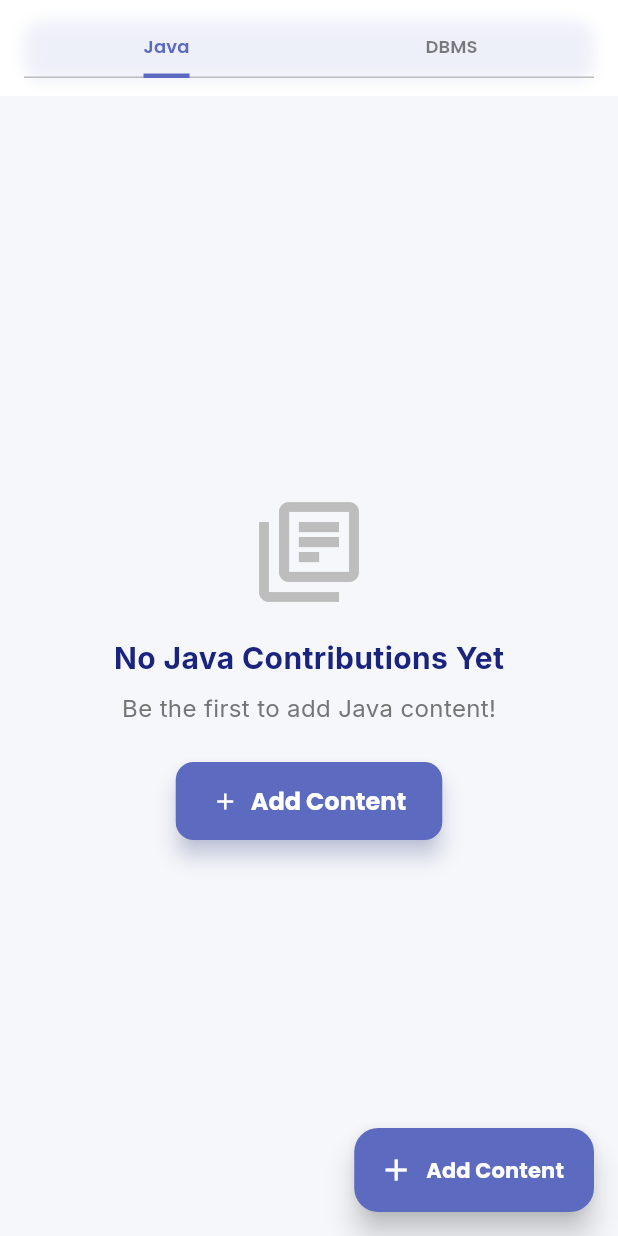
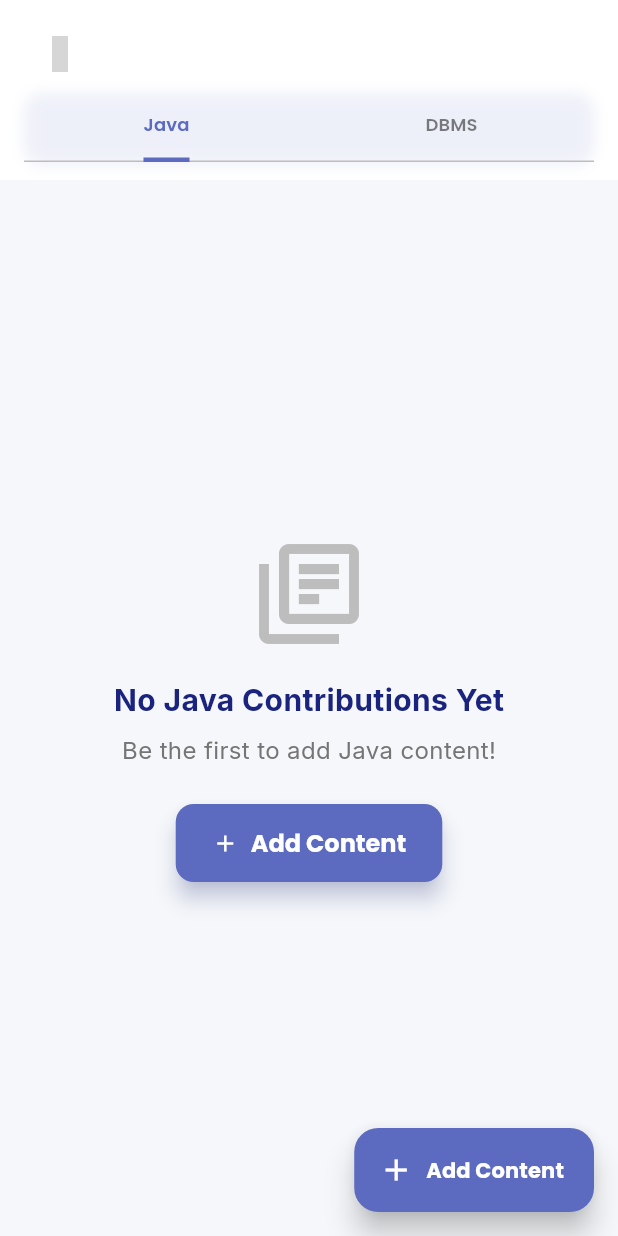
Before and after one commit to sathvik7137/learnease-community-platform, a Flutter app: the CommunityContributionsScreen screen opened directly, on a phone screen of 412 x 824 dp. Run offline on Flutter 3.47's test engine with Material 3 defaults, Android fonts, the light colour scheme and no system bars; our stand-ins replace file_picker, flutter_dotenv, flutter_markdown, google_fonts, google_sign_in, shared_preferences; accounts and stored records are empty; network calls fail; statements that could not run were skipped; grey boxes are pictures that could not be loaded.

Commit message:
Show checkboxes on left side without needing long-press IMPROVEMENTS: ✅ Added checkbox icon button to AppBar for enabling selection mode ✅ Checkboxes are always visible on left side when selection mode is ON ✅ No long-press needed - just click the checkbox icon to start selecting ✅ Simplified tap behavior - tap anywhere to toggle selection in selection mode ✅ AppBar shows checkbox icon to enable selection mode ✅ Increased AppBar height to accommodate selection toggle button USER WORKFLOW: 1. Click checkbox icon in AppBar to enable selection mode 2. Checkboxes appear on left side of each contribution 3. Tap anywhere on card or checkbox to toggle selection 4. Tap 'Select All' to select all contributions 5. Click delete icon to delete selected items 6. Click close (X) to exit selection mode VISUAL FEEDBACK: - Checkbox icon in AppBar (outline when disabled, filled when enabled) - Checkboxes visible on left side of each card in selection mode - Green highlight shows selected items - AppBar changes to show selection controls - Red delete FAB during selection mode RESULT: Easy multi-select without requiring long-press gesture

```diff
--- a/lib/screens/community_contributions_screen.dart
+++ b/lib/screens/community_contributions_screen.dart
@@ -326,11 +326,28 @@ class _CommunityContributionsScreenState extends State<CommunityContributionsScr
               ],
             )
           : PreferredSize(
-              preferredSize: const Size.fromHeight(64),
+              preferredSize: const Size.fromHeight(120),
               child: Container(
                 color: isDark ? const Color(0xFF121212) : Colors.white,
                 padding: const EdgeInsets.symmetric(horizontal: 16.0, vertical: 12.0),
-                child: Align(
+                child: Column(
+                  mainAxisSize: MainAxisSize.min,
+                  children: [
+                    // Selection mode toggle
+                    Align(
+                      alignment: Alignment.centerLeft,
+                      child: IconButton(
+                        icon: const Icon(Icons.checkbox_outline),
+                        onPressed: () {
+                          setState(() => _selectionMode = true);
+                        },
+                        tooltip: 'Enable selection mode',
+                        constraints: const BoxConstraints.tightFor(width: 48, height: 48),
+                        padding: EdgeInsets.zero,
+                      ),
+                    ),
+                    // Tab bar
+                    Align(
                       alignment: Alignment.bottomCenter,
                       child: Container(
                         decoration: BoxDecoration(
@@ -360,6 +377,8 @@ class _CommunityContributionsScreenState extends State<CommunityContributionsScr
                           dividerColor: colors.outline,
                         ),
                       ),
+                    ),
+                  ],
                 ),
               ),
             ),
@@ -462,10 +481,6 @@ class _CommunityContributionsScreenState extends State<CommunityContributionsScr
           onTap: _selectionMode
               ? () => _toggleSelection(index)
               : () => _viewContent(content),
-          onLongPress: !_selectionMode ? () {
-            setState(() => _selectionMode = true);
-            _toggleSelection(index);
-          } : null,
           borderRadius: BorderRadius.circular(12),
           child: Padding(
             padding: const EdgeInsets.all(16.0),
```
Lines whose indentation alone changed are shown as unchanged.
